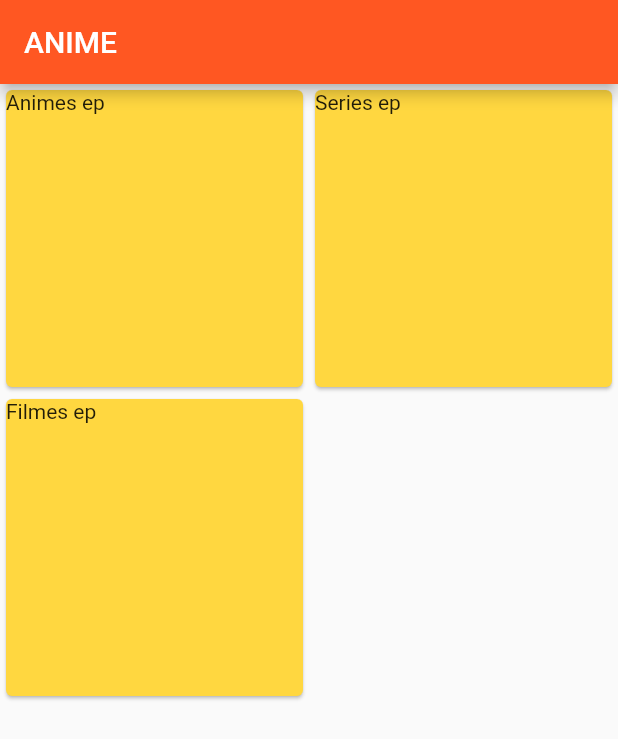
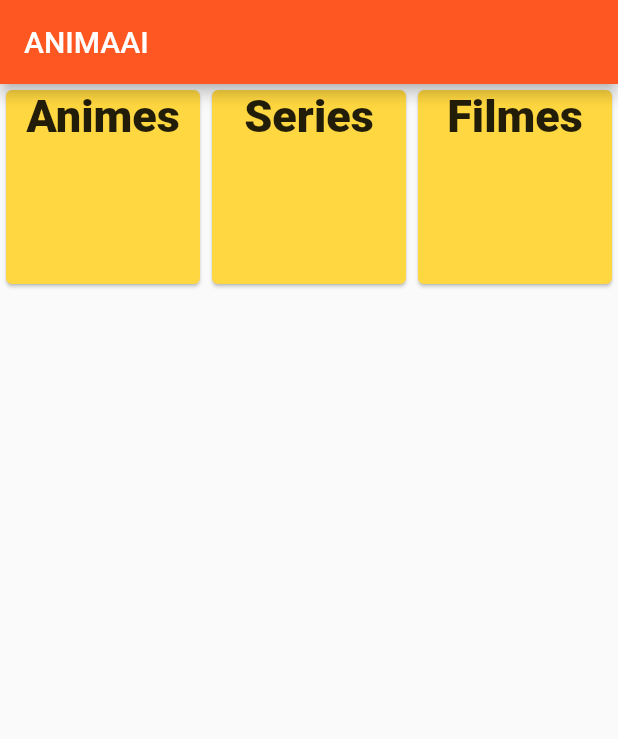
Before and after one commit to Ohmathh/ProjetoAPM, a Flutter app: the screen it shows after launch, on a phone screen of 412 x 824 dp. Shown: the top 739 px of the screen. Run offline on Flutter 3.47's test engine with Material 2 defaults, Android fonts, the phone set to English and light mode, and no system bars.

Commit message:
Segundo Commit

```diff
--- a/lib/filmes.dart
+++ b/lib/filmes.dart
@@ -6,10 +6,10 @@ class FilmesPage extends StatefulWidget {
   final String title;
 
   @override
-  Future<State<FilmesPage>> createState() async => FilmesPage();
+  State<FilmesPage> createState() => _FilmesPageState();
 }
 
-class FilmesPage extends State<FilmesPage> {
+class _FilmesPageState extends State<FilmesPage> {
   int _counter = 0;
 
   void _incluirAfazer() {
--- a/lib/main.dart
+++ b/lib/main.dart
@@ -18,7 +18,7 @@ class MyApp extends StatelessWidget {
       theme: ThemeData(
         primarySwatch: Colors.deepOrange,
       ),
-      home: const MyHomePage(title: 'ANIME'),
+      home: const MyHomePage(title: 'ANIMAAI'),
     );
   }
 }
@@ -42,18 +42,27 @@ class _MyHomePageState extends State<MyHomePage> {
       ),
       body: Center(
         child: GridView.count(
-          crossAxisCount: 2,
+          crossAxisCount: 3,
           children: <Widget>[
             Card(
               color: Colors.amberAccent,
               child: InkWell(
                 onTap: (){
                   Navigator.push(context,
-                      MaterialPageRoute(builder: (context) => AnimesPage(title: 'Episodios '))
+                      MaterialPageRoute(builder: (context) => AnimesPage(title: 'Anime '))
                   );
                 },
-                child: const Text(
-                  'Animes ep',
+                child: const SizedBox(
+                  width: 100,
+                  height: 100,
+                  child: Text(
+                    textAlign: TextAlign.center,
+                      style: TextStyle(
+                        fontWeight: FontWeight.w800,
+                        fontSize: 30,
+                      ),
+                      "Animes"
+                  ),
                 ),
               ),
             ),
@@ -65,8 +74,17 @@ class _MyHomePageState extends State<MyHomePage> {
                       MaterialPageRoute(builder: (context) => SeriesPage(title: 'Series'))
                   );
                 },
-                child: Text(
-                  'Series ep',
+                child: const SizedBox(
+                  width: 100,
+                  height: 100,
+                  child: Text(
+                      textAlign: TextAlign.center,
+                      style: TextStyle(
+                        fontWeight: FontWeight.w800,
+                        fontSize: 30,
+                      ),
+                      "Series"
+                  ),
                 ),
               ),
             ),
@@ -78,8 +96,17 @@ class _MyHomePageState extends State<MyHomePage> {
                       MaterialPageRoute(builder: (context) => FilmesPage(title: 'Filmes'))
                   );
                 },
-                child: Text(
-                  'Filmes ep',
+                child: const SizedBox(
+                  width: 100,
+                  height: 100,
+                  child: Text(
+                      textAlign: TextAlign.center,
+                      style: TextStyle(
+                        fontWeight: FontWeight.w800,
+                        fontSize: 30,
+                      ),
+                      "Filmes"
+                  ),
                 ),
               ),
             ),
```
Also changed, not shown: lib/animes.dart (+5 -34 lines), lib/descricao.dart (added, +55 -0 lines), lib/episodio.dart (added, +66 -0 lines).
